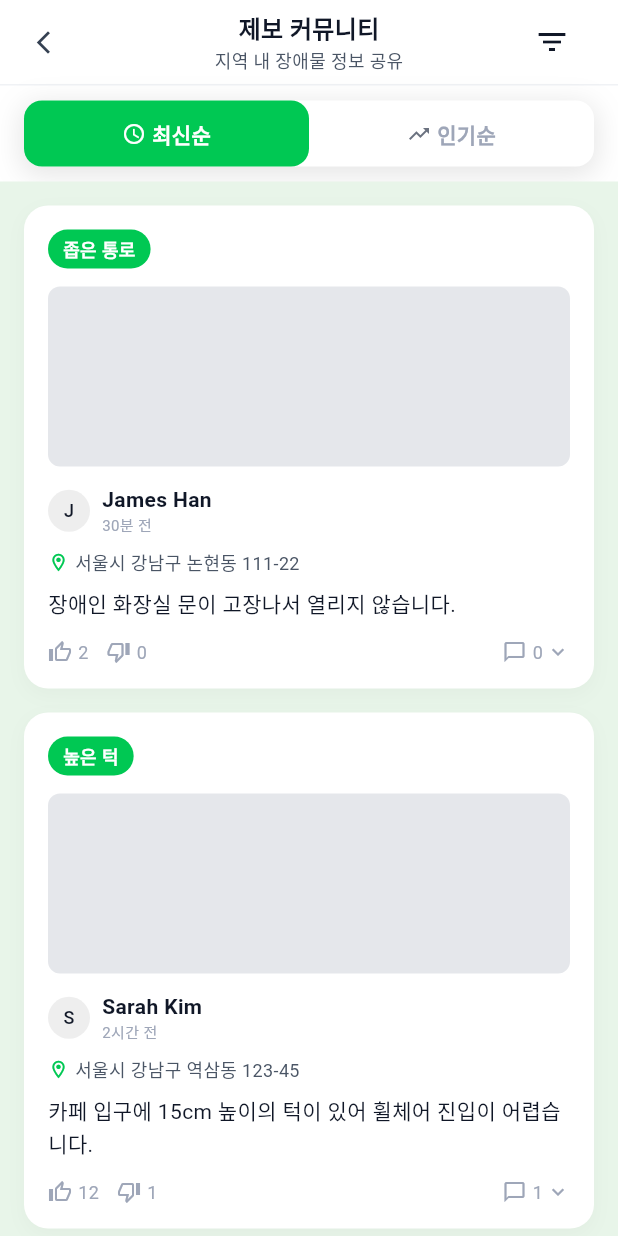
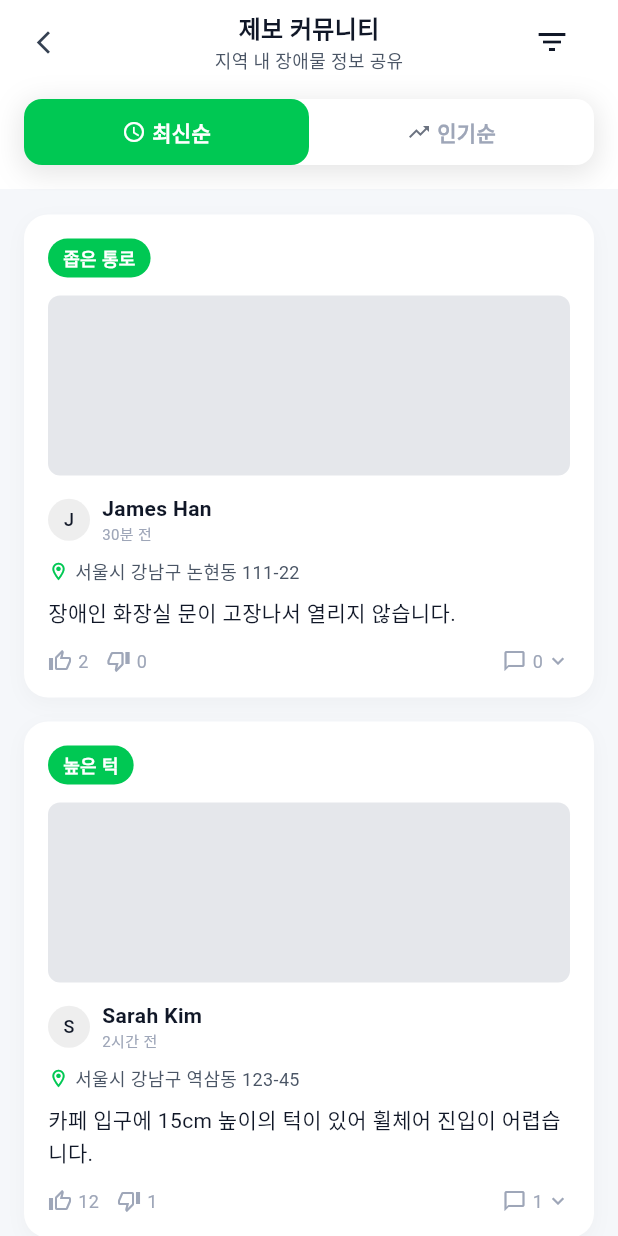
Before and after one commit to spacecho918/AI_Wheelchair_Navigation, a Flutter app: the CommunityScreen screen opened directly, on a phone screen of 412 x 824 dp. Run offline on Flutter 3.47's test engine with Material 3 defaults, Android fonts, the phone set to English and light mode, and no system bars; our stand-ins replace camera, flutter_svg, geolocator, image_picker, latlong2, webview_flutter; missing offline and left inert: dart:html, pointer_interceptor; Roboto replaces fonts that are missing (Pretendard).

Commit message:
UI 수정

```diff
--- a/frontend/lib/screens/community_screen.dart
+++ b/frontend/lib/screens/community_screen.dart
@@ -100,7 +100,7 @@ class _CommunityScreenState extends State<CommunityScreen> {
     final displayReports = getFilteredAndSortedReports();
 
     return Scaffold(
-      backgroundColor: Colors.white,
+      backgroundColor: const Color(0xFFF5F7FA),
       body: SafeArea(
         child: Column(
           children: [
@@ -108,6 +108,7 @@ class _CommunityScreenState extends State<CommunityScreen> {
             // Custom Header
             Container(
               height: 56,
+              color: Colors.white,
               padding: const EdgeInsets.symmetric(horizontal: 20),
               child: Stack(
                 alignment: Alignment.center,
@@ -156,8 +157,14 @@ class _CommunityScreenState extends State<CommunityScreen> {
                 ],
               ),
             ),
-            Container(color: const Color(0xFFF0F2F5), height: 1.0),
-
+            Container(
+              width: double.infinity,
+              decoration: const BoxDecoration(
+                color: Colors.white,
+                border: Border(bottom: BorderSide(color: Color(0xFFF5F7FA))),
+              ),
+              child: Column(
+                children: [
                   // 1. Filter Chips (Collapsible)
                   AnimatedContainer(
                     duration: const Duration(milliseconds: 300),
@@ -180,7 +187,7 @@ class _CommunityScreenState extends State<CommunityScreen> {
                                 style: TextStyle(
                                   color: isSelected
                                       ? Colors.white
-                                : Color(0xFF4A5565),
+                                      : const Color(0xFF4A5565),
                                   fontSize: 14,
                                 ),
                               ),
@@ -210,7 +217,10 @@ class _CommunityScreenState extends State<CommunityScreen> {
 
                   // 2. Sort Bar
                   Container(
-              margin: const EdgeInsets.symmetric(horizontal: 16, vertical: 10),
+                    margin: const EdgeInsets.symmetric(
+                      horizontal: 16,
+                      vertical: 10,
+                    ),
                     decoration: BoxDecoration(
                       color: Colors.white,
                       borderRadius: BorderRadius.circular(12),
@@ -312,11 +322,15 @@ class _CommunityScreenState extends State<CommunityScreen> {
                       ],
                     ),
                   ),
+                  const SizedBox(height: 6), // Bottom padding for the section
+                ],
+              ),
+            ),
 
             // 3. Report List
             Expanded(
               child: Container(
-                color: backgroundLightGreen, // Changed background color
+                color: const Color(0xFFF5F7FA), // Changed background color
                 child: displayReports.isEmpty
                     ? Center(
                         child: Text(
--- a/frontend/lib/screens/report_confirm_screen.dart
+++ b/frontend/lib/screens/report_confirm_screen.dart
@@ -127,7 +127,7 @@ class _ReportConfirmScreenState extends State<ReportConfirmScreen> {
   @override
   Widget build(BuildContext context) {
     return Scaffold(
-      backgroundColor: const Color(0xFFF0FDF4),
+      backgroundColor: const Color(0xFFF5F7FA),
       body: SafeArea(
         child: Column(
           children: [
--- a/frontend/lib/screens/report_success_screen.dart
+++ b/frontend/lib/screens/report_success_screen.dart
@@ -9,7 +9,7 @@ class ReportSuccessScreen extends StatelessWidget {
   @override
   Widget build(BuildContext context) {
     return Scaffold(
-      backgroundColor: const Color(0xFFE8FDF0), // Light green background
+      backgroundColor: const Color(0xFFF5F7FA), // Light gray background
       body: SafeArea(
         child: Center(
           child: Container(
--- a/frontend/lib/screens/saved_places_screen.dart
+++ b/frontend/lib/screens/saved_places_screen.dart
@@ -109,8 +109,10 @@ class _SavedPlacesScreenState extends State<SavedPlacesScreen> {
               child: ListView.separated(
                 padding: const EdgeInsets.symmetric(horizontal: 24),
                 itemCount: _filteredPlaces().length,
-                separatorBuilder: (context, index) =>
-                    const SizedBox(height: 16),
+                separatorBuilder: (context, index) => const Padding(
+                  padding: EdgeInsets.symmetric(vertical: 4),
+                  child: Divider(height: 1, color: Color(0xFFE5E7EB)),
+                ),
                 itemBuilder: (context, index) =>
                     _buildPlaceItem(_filteredPlaces()[index]),
               ),
```
Also changed, not shown: frontend/lib/screens/map_screen.dart (+6 -3 lines). Lines whose indentation alone changed are shown as unchanged.
